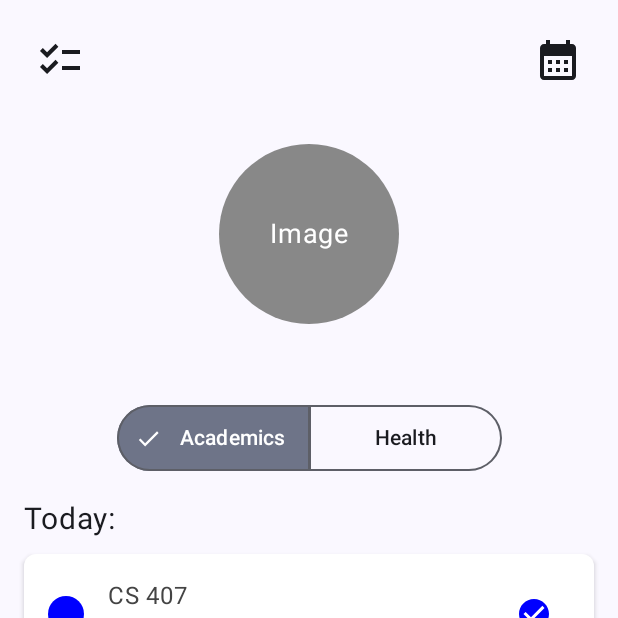
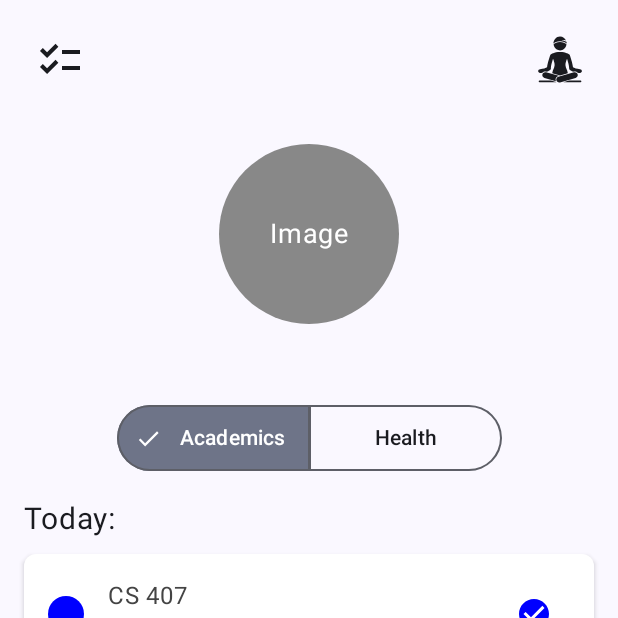
Before and after one commit to RainyJin/WellNest, an Android app built with Jetpack Compose: the MainScreen screen opened through its navigation route, on a phone screen of 412 x 824 dp, the top half of it. Run offline under Robolectric (Android 15) with nearby library versions, the phone set to English and light mode, and no system bars; libraries missing offline, so code that uses them is left out: coil.decode; 1 statement that could not run was skipped.

Commit message:
Add Meditation icon

```diff
--- /dev/null
+++ b/app/src/main/java/com/cs407/wellnest/Meditation.kt
@@ -0,0 +1,5 @@
+package com.cs407.wellnest
+
+class Meditation {
+
+}
--- a/app/src/main/java/com/cs407/wellnest/TodoFragment.kt
+++ b/app/src/main/java/com/cs407/wellnest/TodoFragment.kt
@@ -61,7 +61,7 @@ fun TopSection() {
             modifier = Modifier.size(48.dp) // Adjust the button size here
         ) {
             Icon(
-                painter = painterResource(id = R.drawable.ic_calendar), // Placeholder icon
+                painter = painterResource(id = R.drawable.ic_meditation), // Placeholder icon
                 contentDescription = "Second Button",
                 modifier = Modifier.size(32.dp) // Adjust the icon size here
             )
--- /dev/null
+++ b/app/src/main/res/drawable/ic_meditation.xml
@@ -0,0 +1,27 @@
+<vector xmlns:android="http://schemas.android.com/apk/res/android"
+    android:width="40dp"
+    android:height="40dp"
+    android:viewportWidth="40"
+    android:viewportHeight="40">
+  <path
+      android:pathData="M24.457,38.496H38.815C39.189,38.496 39.495,38.191 39.495,37.817C39.495,37.442 39.189,37.137 38.815,37.137H29.114L24.514,38.442C24.495,38.46 24.476,38.479 24.457,38.496Z"
+      android:fillColor="#E48100"/>
+  <path
+      android:pathData="M14.277,37.137H4.577C4.203,37.137 3.897,37.442 3.897,37.817C3.897,38.191 4.203,38.496 4.577,38.496H18.935C18.915,38.479 18.896,38.46 18.878,38.442L14.277,37.137Z"
+      android:fillColor="#E48100"/>
+  <path
+      android:pathData="M5.059,30.851C5.067,30.851 5.075,30.851 5.082,30.851C5.754,30.842 6.395,30.788 7.004,30.703C7.569,29.991 8.44,29.546 9.385,29.546C9.665,29.546 9.945,29.585 10.217,29.662L10.611,29.774C12.325,29.117 13.361,28.393 13.438,28.338C13.903,28.008 14.157,27.456 14.107,26.888C13.981,25.462 14.957,21.857 15.876,19.006C16.626,20.855 17.301,22.987 17.176,24.456C16.959,27.019 15.635,28.043 15.324,30.444C15.279,30.61 15.244,30.821 15.221,31.081L21.695,32.918L28.17,31.081C28.147,30.822 28.112,30.611 28.067,30.444C27.757,28.043 26.432,27.019 26.215,24.456C26.09,22.987 26.765,20.855 27.515,19.007C28.435,21.857 29.409,25.462 29.284,26.888C29.234,27.456 29.488,28.008 29.953,28.338C30.03,28.393 31.066,29.117 32.781,29.774L33.175,29.662C33.446,29.585 33.726,29.546 34.006,29.546C34.951,29.546 35.822,29.991 36.387,30.703C36.996,30.788 37.638,30.842 38.309,30.851C38.317,30.851 38.325,30.851 38.332,30.851C39.209,30.851 39.926,30.146 39.938,29.266C39.951,28.379 39.242,27.649 38.354,27.637C35.651,27.599 33.513,26.664 32.484,26.113C32.253,22.682 30.141,16.701 29.875,15.96C29.762,15.643 29.558,15.383 29.303,15.2C29.304,15.199 29.305,15.197 29.305,15.197C29.305,15.197 26.635,13.256 21.696,13.256C16.757,13.256 14.086,15.197 14.086,15.197C14.086,15.197 14.087,15.2 14.088,15.2C13.833,15.383 13.63,15.643 13.516,15.96C13.25,16.701 11.136,22.688 10.906,26.118C9.886,26.669 7.769,27.598 5.037,27.637C4.15,27.649 3.44,28.379 3.453,29.266C3.465,30.146 4.182,30.851 5.059,30.851Z"
+      android:fillColor="#E48100"/>
+  <path
+      android:pathData="M18.081,37.106C17.859,36.324 17.955,35.503 18.351,34.793C18.746,34.084 19.395,33.571 20.176,33.349L20.654,33.214L10.062,30.208C8.747,29.836 7.382,30.599 7.009,31.913C6.636,33.226 7.399,34.593 8.712,34.966L18.318,37.692C18.22,37.507 18.139,37.313 18.081,37.106Z"
+      android:fillColor="#E48100"/>
+  <path
+      android:pathData="M33.33,30.209L20.331,33.897C19.017,34.27 18.255,35.637 18.627,36.951C18.936,38.039 19.926,38.749 21.004,38.749C21.227,38.749 21.454,38.718 21.68,38.655L34.679,34.966C35.992,34.593 36.755,33.226 36.382,31.913C36.01,30.599 34.645,29.836 33.33,30.209Z"
+      android:fillColor="#E48100"/>
+  <path
+      android:pathData="M27.012,6.674C26.174,6.14 24.091,4.992 21.695,4.992C19.297,4.992 17.221,6.136 16.382,6.67C16.376,7.31 16.486,7.961 16.726,8.595C17.765,11.341 20.833,12.724 23.579,11.684C25.717,10.874 27.028,8.833 27.012,6.674Z"
+      android:fillColor="#E48100"/>
+  <path
+      android:pathData="M16.117,6.161C17.036,5.578 19.173,4.423 21.695,4.423C24.217,4.423 26.354,5.578 27.273,6.161C27.237,5.704 27.157,5.25 27.036,4.807C26.401,4.423 24.854,3.598 23.14,3.503C23.14,3.503 25.056,3.165 26.684,3.818C25.825,1.865 24.089,0.356 21.695,0.356C18.397,0.356 16.348,3.219 16.117,6.161Z"
+      android:fillColor="#E48100"/>
+</vector>
```
Also changed, not shown: app/src/main/res/drawable/meditation.png (added).
